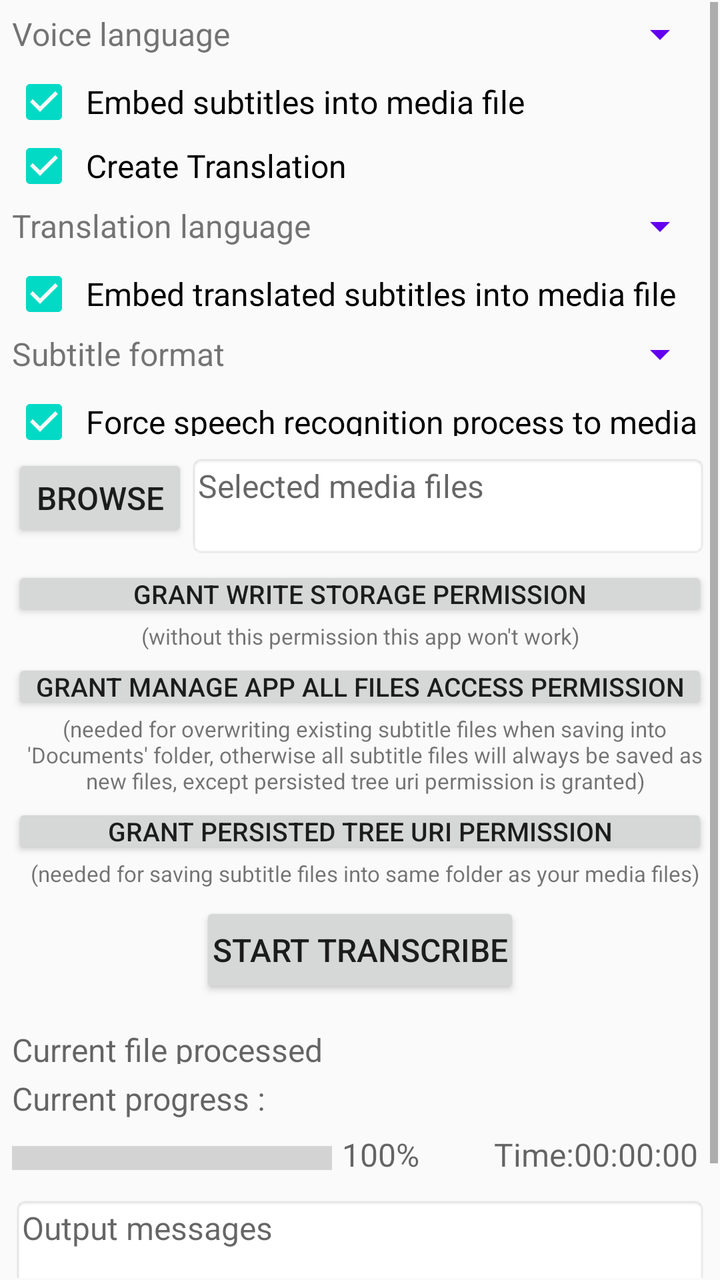
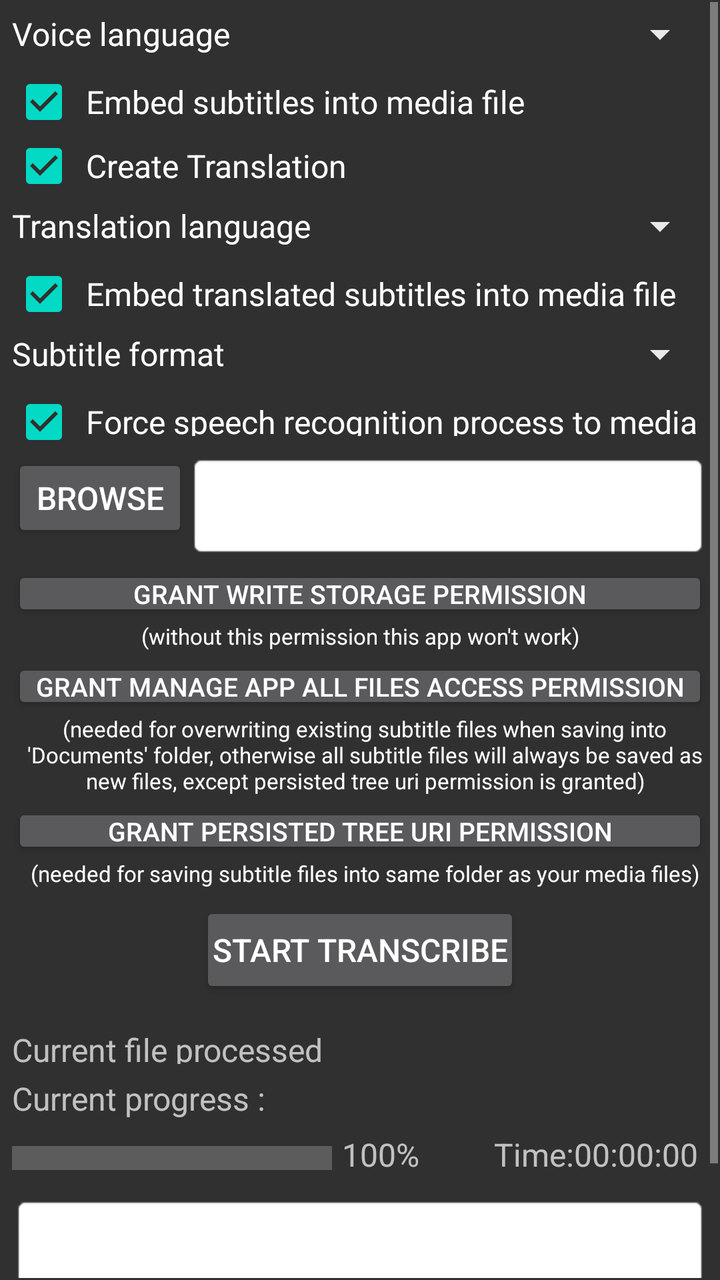

The first picture is an Android layout as it rendered before a commit; the second is the same layout after the commit. The layout source and the unified diff follow.
<!-- AndroidManifest.xml: application theme AppTheme -->
<!-- res/layout/activity_main.xml -->
<?xml version="1.0" encoding="utf-8"?>

<ScrollView xmlns:android="http://schemas.android.com/apk/res/android"
    xmlns:tools="http://schemas.android.com/tools"
    android:id="@+id/root"
    android:layout_width="fill_parent"
    android:layout_height="wrap_content"
    android:layout_marginLeft="5dp"
    android:layout_marginRight="5dp"
    android:layout_gravity="center_horizontal"
    android:orientation="vertical"
    android:padding="1dp"
    >
    <RelativeLayout
        android:layout_width="match_parent"
        android:layout_height="wrap_content"
        android:layout_gravity="center_horizontal"
        >
        <TextView
            android:id="@+id/textview_text1"
            android:text="@string/voice_language"
            android:gravity="start|center"
            android:padding="0dp"
            android:textAlignment="gravity"
            android:textSize="16sp"
            android:layout_width="200dp"
            android:layout_height="28dp"
            android:layout_marginStart="5dp"
            android:layout_marginTop="2dp"
            android:layout_marginEnd="5dp"
            android:layout_marginBottom="2dp"
            tools:ignore="TextSizeCheck"
            />
        <Spinner
            android:id="@+id/spinner_src_languages"
            android:contentDescription="@string/voice_language_description"
            android:backgroundTint="@color/colorPrimary"
            android:gravity="start|bottom"
            android:minHeight="28dp"
            android:padding="0dp"
            android:spinnerMode="dropdown"
            android:textAlignment="gravity"
            android:layout_width="fill_parent"
            android:layout_height="wrap_content"
            android:layout_marginStart="5dp"
            android:layout_marginTop="2dp"
            android:layout_marginEnd="5dp"
            android:layout_marginBottom="2dp"
            android:layout_toEndOf="@+id/textview_text1"
            tools:ignore="TouchTargetSizeCheck,DuplicateSpeakableTextCheck"
            />
        <CheckBox
            android:id="@+id/checkbox_embed_src_subtitle"
            android:text="@string/embed_subtitles_into_media_file"
            android:checked="true"
            android:gravity="start"
            android:minHeight="28dp"
            android:padding="5dp"
            android:textAlignment="gravity"
            android:textSize="16sp"
            android:layout_width="wrap_content"
            android:layout_height="28dp"
            android:layout_below="@+id/spinner_src_languages"
            android:layout_marginStart="5dp"
            android:layout_marginTop="2dp"
            android:layout_marginEnd="5dp"
            android:layout_marginBottom="2dp"
            tools:ignore="TouchTargetSizeCheck,TextSizeCheck"
            />
        <CheckBox
            android:id="@+id/checkbox_create_translation"
            android:text="@string/create_translation"
            android:checked="true"
            android:gravity="start"
            android:minHeight="28dp"
            android:padding="5dp"
            android:textAlignment="gravity"
            android:textSize="16sp"
            android:layout_width="wrap_content"
            android:layout_height="28dp"
            android:layout_below="@+id/checkbox_embed_src_subtitle"
            android:layout_marginStart="5dp"
            android:layout_marginTop="2dp"
            android:layout_marginEnd="5dp"
            android:layout_marginBottom="2dp"
            tools:ignore="TouchTargetSizeCheck,TextSizeCheck"
            />
        <TextView
            android:id="@+id/textview_text2"
            android:text="@string/translation_language"
            android:gravity="start|center"
            android:padding="0dp"
            android:textAlignment="gravity"
            android:textSize="16sp"
            android:visibility="visible"
            android:layout_width="200dp"
            android:layout_height="28dp"
            android:layout_below="@+id/checkbox_create_translation"
            android:layout_marginStart="5dp"
            android:layout_marginTop="2dp"
            android:layout_marginEnd="5dp"
            android:layout_marginBottom="2dp"
            tools:ignore="TextSizeCheck"
            />
        <Spinner
            android:id="@+id/spinner_dst_languages"
            android:contentDescription="@string/translation_language_description"
            android:backgroundTint="@color/colorPrimary"
            android:gravity="start|bottom"
            android:minHeight="28dp"
            android:padding="0dp"
            android:spinnerMode="dropdown"
            android:textAlignment="gravity"
            android:visibility="visible"
            android:layout_width="fill_parent"
            android:layout_height="wrap_content"
            android:layout_below="@+id/checkbox_create_translation"
            android:layout_marginStart="5dp"
            android:layout_marginTop="2dp"
            android:layout_marginEnd="5dp"
            android:layout_marginBottom="2dp"
            android:layout_toEndOf="@+id/textview_text2"
            tools:ignore="TouchTargetSizeCheck,DuplicateSpeakableTextCheck"
            />
        <CheckBox
            android:id="@+id/checkbox_embed_dst_subtitle"
            android:text="@string/embed_translated_subtitles_into_media_file"
            android:checked="true"
            android:gravity="start"
            android:minHeight="28dp"
            android:padding="5dp"
            android:textAlignment="gravity"
            android:textSize="16sp"
            android:layout_width="wrap_content"
            android:layout_height="28dp"
            android:layout_below="@+id/textview_text2"
            android:layout_marginStart="5dp"
            android:layout_marginTop="2dp"
            android:layout_marginEnd="5dp"
            android:layout_marginBottom="2dp"
            tools:ignore="TouchTargetSizeCheck,TextSizeCheck,VisualLintButtonSize"
            />
        <TextView
            android:id="@+id/textview_text3"
            android:text="@string/subtitle_format"
            android:gravity="start|center"
            android:padding="0dp"
            android:textAlignment="gravity"
            android:textSize="16sp"
            android:layout_width="200dp"
            android:layout_height="28dp"
            android:layout_below="@+id/checkbox_embed_dst_subtitle"
            android:layout_marginStart="5dp"
            android:layout_marginTop="2dp"
            android:layout_marginEnd="5dp"
            android:layout_marginBottom="2dp"
            tools:ignore="TextSizeCheck"
            />
        <Spinner
            android:id="@+id/spinner_subtitle_format"
            android:contentDescription="@string/subtitle_format_description"
            android:backgroundTint="@color/colorPrimary"
            android:gravity="start|center"
            android:minHeight="28dp"
            android:padding="0dp"
            android:spinnerMode="dropdown"
            android:textAlignment="gravity"
            android:layout_width="fill_parent"
            android:layout_height="fill_parent"
            android:layout_below="@+id/checkbox_embed_dst_subtitle"
            android:layout_marginStart="5dp"
            android:layout_marginTop="2dp"
            android:layout_marginEnd="5dp"
            android:layout_marginBottom="2dp"
            android:layout_toEndOf="@+id/textview_text3"
            tools:ignore="TouchTargetSizeCheck,DuplicateSpeakableTextCheck"
            />
        <CheckBox
            android:id="@+id/checkbox_force_recognize"
            android:text="@string/force_speech_recognition_process_to_media_files"
            android:checked="true"
            android:gravity="start"
            android:minHeight="28dp"
            android:padding="5dp"
            android:textAlignment="gravity"
            android:textSize="16sp"
            android:layout_width="wrap_content"
            android:layout_height="28dp"
            android:layout_below="@+id/textview_text3"
            android:layout_marginStart="5dp"
            android:layout_marginTop="2dp"
            android:layout_marginEnd="5dp"
            android:layout_marginBottom="2dp"
            tools:ignore="TouchTargetSizeCheck,TextSizeCheck,VisualLintButtonSize"
            />
        <Button
            android:id="@+id/button_browse"
            android:text="@string/browse"
            android:gravity="center"
            android:padding="0dp"
            android:textAlignment="gravity"
            android:textAllCaps="true"
            android:textSize="16sp"
            android:layout_width="wrap_content"
            android:layout_height="44dp"
            android:layout_below="@+id/checkbox_force_recognize"
            android:layout_gravity="end"
            android:layout_marginStart="5dp"
            android:layout_marginTop="2dp"
            android:layout_marginEnd="0dp"
            android:layout_marginBottom="2dp"
            tools:ignore="TouchTargetSizeCheck"
            />
        <TextView
            android:id="@+id/textview_filePath"
            android:hint="@string/files_path"
            android:padding="5dp"
            android:gravity="start"
            android:textAlignment="gravity"
            android:textSize="16sp"
            android:textIsSelectable="true"
            android:focusable="true"
            android:isScrollContainer="true"
            android:scrollbars="vertical"
            android:longClickable="true"
            android:background="@android:drawable/editbox_background"
            android:layout_width="fill_parent"
            android:layout_height="52dp"
            android:layout_toEndOf="@+id/button_browse"
            android:layout_below="@+id/checkbox_force_recognize"
            android:layout_marginStart="0dp"
            android:layout_marginTop="2dp"
            android:layout_marginEnd="5dp"
            android:layout_marginBottom="2dp"
            tools:ignore="RtlHardcoded"
            />
        <Button
            android:id="@+id/button_grant_storage_permission"
            android:text="@string/grant_write_storage_permission"
            android:checked="false"
            android:gravity="center"
            android:minHeight="26dp"
            android:padding="5dp"
            android:textAlignment="gravity"
            android:textAllCaps="false"
            android:textSize="13sp"
            android:layout_width="match_parent"
            android:layout_height="wrap_content"
            android:layout_below="@+id/textview_filePath"
            android:layout_marginStart="5dp"
            android:layout_marginTop="2dp"
            android:layout_marginEnd="5dp"
            android:layout_marginBottom="0dp"
            tools:ignore="TouchTargetSizeCheck,VisualLintButtonSize"
            />
        <TextView
            android:id="@+id/textview_grant_storage_permission_notes"
            android:text="@string/without_this_permission_this_app_won_t_work"
            android:padding="0dp"
            android:gravity="center"
            android:textAlignment="gravity"
            android:textSize="11sp"
            android:layout_width="match_parent"
            android:layout_height="wrap_content"
            android:layout_below="@+id/button_grant_storage_permission"
            android:layout_marginStart="0dp"
            android:layout_marginTop="0dp"
            android:layout_marginEnd="0dp"
            android:layout_marginBottom="2dp"
            />
        <Button
            android:id="@+id/button_grant_manage_app_all_files_access_permission"
            android:text="@string/grant_manage_app_all_files_access_permission"
            android:checked="false"
            android:gravity="center"
            android:minHeight="26dp"
            android:padding="5dp"
            android:textAlignment="gravity"
            android:textAllCaps="false"
            android:textSize="13sp"
            android:layout_width="match_parent"
            android:layout_height="wrap_content"
            android:layout_below="@+id/textview_grant_storage_permission_notes"
            android:layout_marginStart="5dp"
            android:layout_marginTop="2dp"
            android:layout_marginEnd="5dp"
            android:layout_marginBottom="0dp"
            tools:ignore="TouchTargetSizeCheck,VisualLintButtonSize"
            />
        <TextView
            android:id="@+id/textview_grant_manage_app_all_files_access_permission_notes"
            android:text="@string/needed_for_overwriting_existing_subtitle_files_otherwise_all_subtitle_files_will_always_be_saved_as_new_files_except_if_you_grant_persisted_tree_uri_permission"
            android:padding="0dp"
            android:gravity="center"
            android:textAlignment="gravity"
            android:textSize="11sp"
            android:layout_width="match_parent"
            android:layout_height="wrap_content"
            android:layout_below="@+id/button_grant_manage_app_all_files_access_permission"
            android:layout_marginStart="5dp"
            android:layout_marginTop="0dp"
            android:layout_marginEnd="0dp"
            android:layout_marginBottom="2dp"
            tools:ignore="VisualLintLongText"
            />
        <Button
            android:id="@+id/button_grant_persisted_tree_uri_permission"
            android:text="@string/grant_persisted_tree_uri_permission"
            android:checked="false"
            android:gravity="center"
            android:minHeight="26dp"
            android:padding="5dp"
            android:textAlignment="gravity"
            android:textAllCaps="false"
            android:textSize="13sp"
            android:layout_width="match_parent"
            android:layout_height="wrap_content"
            android:layout_below="@+id/textview_grant_manage_app_all_files_access_permission_notes"
            android:layout_marginStart="5dp"
            android:layout_marginTop="2dp"
            android:layout_marginEnd="5dp"
            android:layout_marginBottom="0dp"
            tools:ignore="TouchTargetSizeCheck,VisualLintButtonSize"
            />
        <TextView
            android:id="@+id/textview_grant_persisted_tree_uri_permission_notes"
            android:text="@string/needed_for_saving_subtitle_files_into_same_folder_as_your_videos_audios_files"
            android:padding="0dp"
            android:gravity="center"
            android:textAlignment="gravity"
            android:textSize="11sp"
            android:layout_width="match_parent"
            android:layout_height="wrap_content"
            android:layout_below="@+id/button_grant_persisted_tree_uri_permission"
            android:layout_marginStart="5dp"
            android:layout_marginTop="0dp"
            android:layout_marginEnd="0dp"
            android:layout_marginBottom="2dp"
            />
        <Button
            android:id="@+id/button_start"
            android:text="@string/start"
            android:gravity="center"
            android:padding="5dp"
            android:textAlignment="gravity"
            android:textAllCaps="true"
            android:textSize="16sp"
            android:layout_width="160dp"
            android:layout_height="wrap_content"
            android:layout_below="@+id/textview_grant_persisted_tree_uri_permission_notes"
            android:layout_centerHorizontal="true"
            android:layout_marginStart="5dp"
            android:layout_marginTop="5dp"
            android:layout_marginEnd="5dp"
            android:layout_marginBottom="5dp"
            tools:ignore="TextSizeCheck"
            />
        <TextView
            android:id="@+id/textview_current_file"
            android:hint="@string/current_file_processed"
            android:padding="5dp"
            android:gravity="start|center"
            android:textAlignment="gravity"
            android:textSize="16sp"
            android:typeface="sans"
            android:layout_below="@+id/button_start"
            android:layout_width="match_parent"
            android:layout_height="28dp"
            android:layout_marginStart="0dp"
            android:layout_marginTop="5dp"
            android:layout_marginEnd="0dp"
            android:layout_marginBottom="0dp"
            android:layout_centerHorizontal="true"
            />
        <TextView
            android:id="@+id/textview_progress"
            android:hint="@string/current_progress"
            android:focusable="true"
            android:gravity="start"
            android:longClickable="true"
            android:padding="5dp"
            android:textAlignment="gravity"
            android:textIsSelectable="true"
            android:textSize="16sp"
            android:typeface="sans"
            android:visibility="visible"
            android:layout_width="match_parent"
            android:layout_height="28dp"
            android:layout_below="@+id/textview_current_file"
            android:layout_marginStart="0dp"
            android:layout_marginTop="0dp"
            android:layout_marginEnd="0dp"
            android:layout_marginBottom="0dp"
            tools:ignore="RtlHardcoded,SmallSp,TouchTargetSizeCheck"
            />
        <ProgressBar
            android:id="@+id/progressBar"
            style="?android:attr/progressBarStyleHorizontal"
            android:gravity="start|center"
            android:max="100"
            android:scaleY="3"
            android:layout_width="160dp"
            android:layout_height="28dp"
            android:layout_below="@+id/textview_progress"
            android:layout_marginStart="5dp"
            android:layout_marginTop="0dp"
            android:layout_marginEnd="0dp"
            android:layout_marginBottom="0dp"
            android:visibility="visible"
            />
        <TextView
            android:id="@+id/textview_percentage"
            android:hint="@string/_100"
            android:focusable="true"
            android:gravity="start"
            android:longClickable="true"
            android:padding="5dp"
            android:textAlignment="gravity"
            android:textIsSelectable="true"
            android:textSize="16sp"
            android:typeface="sans"
            android:visibility="visible"
            android:layout_width="56dp"
            android:layout_height="28dp"
            android:layout_below="@+id/textview_progress"
            android:layout_marginStart="0dp"
            android:layout_marginTop="0dp"
            android:layout_marginEnd="0dp"
            android:layout_marginBottom="0dp"
            android:layout_toEndOf="@+id/progressBar"
            tools:ignore="RtlHardcoded,SmallSp,TouchTargetSizeCheck"
            />
        <TextView
            android:id="@+id/textview_time"
            android:hint="@string/time_00_00_00"
            android:focusable="true"
            android:gravity="right"
            android:longClickable="true"
            android:padding="5dp"
            android:textAlignment="gravity"
            android:textIsSelectable="true"
            android:textSize="16sp"
            android:typeface="sans"
            android:visibility="visible"
            android:layout_width="140dp"
            android:layout_height="28dp"
            android:layout_below="@+id/textview_progress"
            android:layout_alignParentRight="true"
            android:layout_marginStart="0dp"
            android:layout_marginTop="0dp"
            android:layout_marginEnd="5dp"
            android:layout_marginBottom="0dp"
            android:layout_toEndOf="@+id/textview_percentage"
            tools:ignore="RtlHardcoded,SmallSp,TouchTargetSizeCheck"
            />
        <TextView
            android:id="@+id/textview_output_messages"
            android:hint="@string/output_messages"
            android:padding="5dp"
            android:gravity="left"
            android:textAlignment="gravity"
            android:textSize="16sp"
            android:background="@android:drawable/editbox_background"
            android:textIsSelectable="true"
            android:focusable="true"
            android:isScrollContainer="true"
            android:scrollbars="vertical"
            android:longClickable="true"
            android:typeface="sans"
            android:layout_below="@+id/progressBar"
            android:layout_width="match_parent"
            android:layout_height="100dp"
            android:layout_centerHorizontal="true"
            android:layout_marginStart="5dp"
            android:layout_marginTop="5dp"
            android:layout_marginEnd="5dp"
            android:layout_marginBottom="5dp"
            tools:ignore="RtlHardcoded,SmallSp"
            />
    </RelativeLayout>
</ScrollView>
<!-- resources referenced by this layout -->
<resources>
  <color name="colorPrimary">#6200EE</color>
  <string name="_100">100%</string>
  <string name="browse">Browse</string>
  <string name="create_translation">Create Translation</string>
  <string name="current_file_processed">Current file processed</string>
  <string name="current_progress">Current progress :</string>
  <string name="embed_subtitles_into_media_file">Embed subtitles into media file</string>
  <string name="embed_translated_subtitles_into_media_file">Embed translated subtitles into media file</string>
  <string name="files_path">Selected media files</string>
  <string name="force_speech_recognition_process_to_media_files">Force speech recognition process to media files</string>
  <string name="grant_manage_app_all_files_access_permission">GRANT MANAGE APP ALL FILES ACCESS PERMISSION</string>
  <string name="grant_persisted_tree_uri_permission">GRANT PERSISTED TREE URI PERMISSION</string>
  <string name="grant_write_storage_permission">GRANT WRITE STORAGE PERMISSION</string>
  <string name="needed_for_overwriting_existing_subtitle_files_otherwise_all_subtitle_files_will_always_be_saved_as_new_files_except_if_you_grant_persisted_tree_uri_permission">(needed for overwriting existing subtitle files when saving into \'Documents\' folder, otherwise all subtitle files will always be saved as new files, except persisted tree uri permission is granted)</string>
  <string name="needed_for_saving_subtitle_files_into_same_folder_as_your_videos_audios_files">(needed for saving subtitle files into same folder as your media files)</string>
  <string name="output_messages">Output messages</string>
  <string name="start">Start Transcribe</string>
  <string name="subtitle_format">Subtitle format</string>
  <string name="subtitle_format_description">Subtitle format</string>
  <string name="time_00_00_00">Time:00:00:00</string>
  <string name="translation_language">Translation language</string>
  <string name="translation_language_description">Translation language</string>
  <string name="voice_language">Voice language</string>
  <string name="voice_language_description">Voice language</string>
  <string name="without_this_permission_this_app_won_t_work">(without this permission this app won\'t work)</string>
  <style name="AppTheme" parent="Theme.AppCompat.Light.DarkActionBar">
          
          <item name="colorPrimary">@color/colorPrimary</item>
          <item name="colorPrimaryDark">@color/colorPrimaryDark</item>
          <item name="colorAccent">@color/colorAccent</item>
      </style>
  <color name="colorPrimaryDark">#3700B3</color>
  <color name="colorAccent">#03DAC5</color>
</resources>

<!-- the commit's change to res/layout/activity_main.xml (unified diff, before → after) -->
@@ -23,6 +23,7 @@
             android:padding="0dp"
             android:textAlignment="gravity"
             android:textSize="16sp"
+            android:textColor="?android:attr/textColorPrimary"
             android:layout_width="200dp"
             android:layout_height="28dp"
             android:layout_marginStart="5dp"
@@ -34,8 +35,8 @@
         <Spinner
             android:id="@+id/spinner_src_languages"
             android:contentDescription="@string/voice_language_description"
-            android:backgroundTint="@color/colorPrimary"
-            android:gravity="start|bottom"
+            android:backgroundTint="@color/lightGrayishWhite"
+            android:gravity="start|center"
             android:minHeight="28dp"
             android:padding="0dp"
             android:spinnerMode="dropdown"
@@ -92,6 +93,7 @@
             android:padding="0dp"
             android:textAlignment="gravity"
             android:textSize="16sp"
+            android:textColor="?android:attr/textColorPrimary"
             android:visibility="visible"
             android:layout_width="200dp"
             android:layout_height="28dp"
@@ -105,8 +107,8 @@
         <Spinner
             android:id="@+id/spinner_dst_languages"
             android:contentDescription="@string/translation_language_description"
-            android:backgroundTint="@color/colorPrimary"
-            android:gravity="start|bottom"
+            android:backgroundTint="@color/lightGrayishWhite"
+            android:gravity="start|center"
             android:minHeight="28dp"
             android:padding="0dp"
             android:spinnerMode="dropdown"
@@ -147,6 +149,7 @@
             android:padding="0dp"
             android:textAlignment="gravity"
             android:textSize="16sp"
+            android:textColor="?android:attr/textColorPrimary"
             android:layout_width="200dp"
             android:layout_height="28dp"
             android:layout_below="@+id/checkbox_embed_dst_subtitle"
@@ -159,7 +162,7 @@
         <Spinner
             android:id="@+id/spinner_subtitle_format"
             android:contentDescription="@string/subtitle_format_description"
-            android:backgroundTint="@color/colorPrimary"
+            android:backgroundTint="@color/lightGrayishWhite"
             android:gravity="start|center"
             android:minHeight="28dp"
             android:padding="0dp"
@@ -218,6 +221,7 @@
             android:gravity="start"
             android:textAlignment="gravity"
             android:textSize="16sp"
+            android:textColor="?android:attr/textColorPrimary"
             android:textIsSelectable="true"
             android:focusable="true"
             android:isScrollContainer="true"
@@ -260,6 +264,7 @@
             android:gravity="center"
             android:textAlignment="gravity"
             android:textSize="11sp"
+            android:textColor="?android:attr/textColorPrimary"
             android:layout_width="match_parent"
             android:layout_height="wrap_content"
             android:layout_below="@+id/button_grant_storage_permission"
@@ -294,6 +299,7 @@
             android:gravity="center"
             android:textAlignment="gravity"
             android:textSize="11sp"
+            android:textColor="?android:attr/textColorPrimary"
             android:layout_width="match_parent"
             android:layout_height="wrap_content"
             android:layout_below="@+id/button_grant_manage_app_all_files_access_permission"
@@ -329,6 +335,7 @@
             android:gravity="center"
             android:textAlignment="gravity"
             android:textSize="11sp"
+            android:textColor="?android:attr/textColorPrimary"
             android:layout_width="match_parent"
             android:layout_height="wrap_content"
             android:layout_below="@+id/button_grant_persisted_tree_uri_permission"
@@ -362,6 +369,7 @@
             android:gravity="start|center"
             android:textAlignment="gravity"
             android:textSize="16sp"
+            android:textColor="?android:attr/textColorPrimary"
             android:typeface="sans"
             android:layout_below="@+id/button_start"
             android:layout_width="match_parent"
@@ -382,6 +390,7 @@
             android:textAlignment="gravity"
             android:textIsSelectable="true"
             android:textSize="16sp"
+            android:textColor="?android:attr/textColorPrimary"
             android:typeface="sans"
             android:visibility="visible"
             android:layout_width="match_parent"
@@ -418,6 +427,7 @@
             android:textAlignment="gravity"
             android:textIsSelectable="true"
             android:textSize="16sp"
+            android:textColor="?android:attr/textColorPrimary"
             android:typeface="sans"
             android:visibility="visible"
             android:layout_width="56dp"
@@ -440,6 +450,7 @@
             android:textAlignment="gravity"
             android:textIsSelectable="true"
             android:textSize="16sp"
+            android:textColor="?android:attr/textColorPrimary"
             android:typeface="sans"
             android:visibility="visible"
             android:layout_width="140dp"
@@ -460,6 +471,7 @@
             android:gravity="left"
             android:textAlignment="gravity"
             android:textSize="16sp"
+            android:textColor="?android:attr/textColorPrimary"
             android:background="@android:drawable/editbox_background"
             android:textIsSelectable="true"
             android:focusable="true"
<!-- resource entries referenced after the edit -->
@@ -1,5 +1,6 @@
 <!-- resources referenced by this layout -->
 <resources>
+  <color name="lightGrayishWhite">#FFEAEAEA</color>
   <color name="colorPrimary">#6200EE</color>
   <string name="_100">100%</string>
   <string name="browse">Browse</string>
@@ -25,7 +26,7 @@
   <string name="voice_language">Voice language</string>
   <string name="voice_language_description">Voice language</string>
   <string name="without_this_permission_this_app_won_t_work">(without this permission this app won\'t work)</string>
-  <style name="AppTheme" parent="Theme.AppCompat.Light.DarkActionBar">
+  <style name="AppTheme" parent="Theme.AppCompat">
           
           <item name="colorPrimary">@color/colorPrimary</item>
           <item name="colorPrimaryDark">@color/colorPrimaryDark</item>
